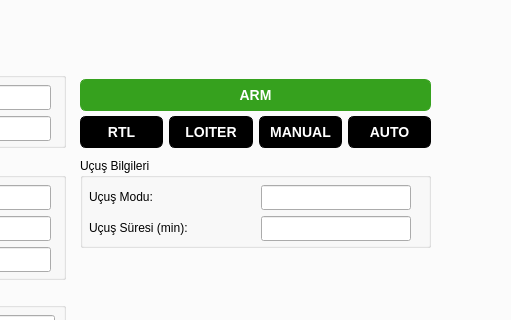
This is design.ui in hurturkiha/otopilot-arayuzu as Qt 5 draws it before an edit; both pictures show x 244 to 755 and y 309 to 629 of the 1422 by 795 pixel window. The edited form follows.
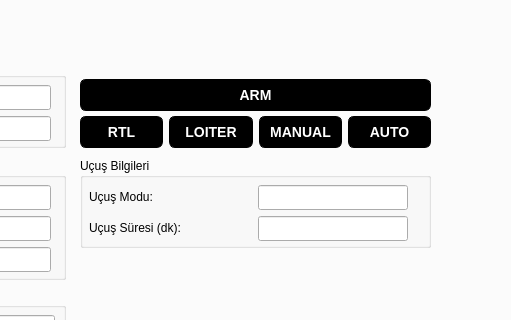
This is the edited form. The open tabs and pages were chosen to show the change. Icons and pictures are not drawn.

What changed in the file:
```diff
--- a/design.ui
+++ b/design.ui
@@ -412,9 +412,9 @@
        <string notr="true">QPushButton {
 	box-shadow:inset 0px 1px 0px 0px #f29c93;
 	background:linear-gradient(to bottom, #fe1a00 5%, #ce0100 100%);
-	background-color:rgb(54, 161, 30);
+	background-color: rgb(0,0,0);
 	border-radius:6px;
-	border:1px solid rgb(54, 161, 30);
+	border:1px solid rgb(0,0,0);
 	display:inline-block;
 	cursor:pointer;
 	color:#ffffff;
@@ -517,7 +517,7 @@
         <item row="1" column="0">
          <widget class="QLabel" name="lb_flightTime">
           <property name="text">
-           <string>Uçuş Süresi (min):</string>
+           <string>Uçuş Süresi (dk): </string>
           </property>
          </widget>
         </item>
```
Left out of the diff: 6 changed lines with no effect on the pictures.
